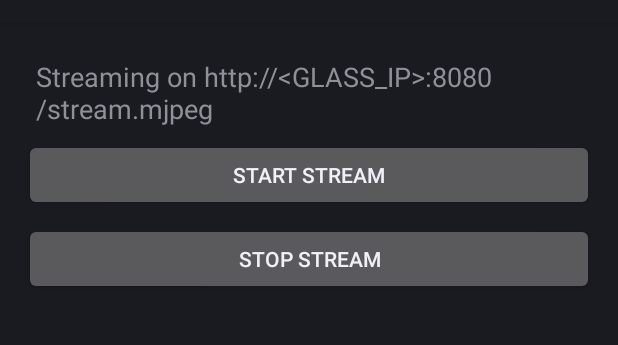
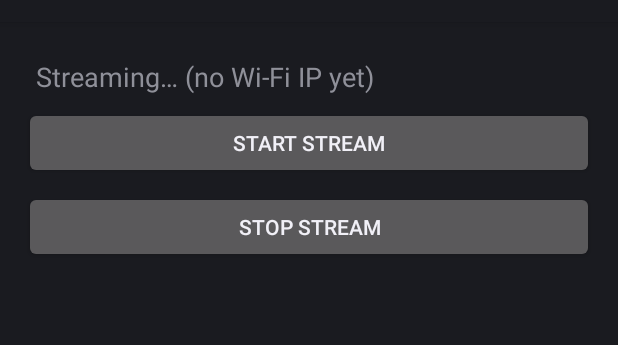
Before and after one commit to Srikanth1511/Glass-Stream, an Android app: the screen it shows after launch (MainActivity), after a tap on "START STREAM", on a phone screen of 412 x 824 dp, the part 62-407 px from its top. Run offline under Robolectric (Android 15) with nearby library versions, the phone set to English and light mode, and no system bars.

Commit message:
- README: add MediaPipe viewer CLI examples and adb logcat debugging section - MainActivity: autodetect Wi-Fi IPv4 and display full stream URL

```diff
--- a/android-glass-streamer/app/src/main/java/com/srikanth/glassstream/MainActivity.java
+++ b/android-glass-streamer/app/src/main/java/com/srikanth/glassstream/MainActivity.java
@@ -1,34 +1,105 @@
 package com.srikanth.glassstream;
 
 import android.app.Activity;
+import android.content.Context;
 import android.content.Intent;
+import android.net.wifi.WifiInfo;
+import android.net.wifi.WifiManager;
 import android.os.Bundle;
 import android.view.View;
 import android.widget.Button;
 import android.widget.TextView;
+import android.widget.Toast;
+import java.util.Locale;
 
 import com.srikanth.glassstream.svc.StreamService;
 
+import java.net.Inet4Address;
+import java.net.InetAddress;
+import java.net.NetworkInterface;
+import java.util.Enumeration;
+
 public class MainActivity extends Activity {
     private TextView info;
+
     @Override
     protected void onCreate(Bundle savedInstanceState) {
         super.onCreate(savedInstanceState);
         setContentView(R.layout.activity_main);
+
         info  = (TextView) findViewById(R.id.info);
         Button start = (Button) findViewById(R.id.btnStart);
         Button stop  = (Button) findViewById(R.id.btnStop);
+
+        // Show current IP on launch
+        updateInfoWithIp(false);
+
         start.setOnClickListener(new View.OnClickListener() {
             @Override public void onClick(View v) {
                 startService(new Intent(MainActivity.this, StreamService.class));
-                info.setText("Streaming on http://<GLASS_IP>:8080/stream.mjpeg");
+                updateInfoWithIp(true);
             }
         });
+
         stop.setOnClickListener(new View.OnClickListener() {
             @Override public void onClick(View v) {
                 stopService(new Intent(MainActivity.this, StreamService.class));
-                info.setText("Stopped");
+                info.setText(getString(R.string.stopped));
             }
         });
     }
+
+    private void updateInfoWithIp(boolean streaming) {
+        String ip = getDeviceIpv4();
+        if (ip == null || "0.0.0.0".equals(ip)) {
+            info.setText(streaming
+                    ? getString(R.string.no_wifi_streaming)
+                    : getString(R.string.no_wifi_ready));
+            return;
+        }
+        String url = "http://" + ip + ":8080/stream.mjpeg";
+        info.setText(streaming
+                ? getString(R.string.streaming_on, url)
+                : getString(R.string.ready_url, url));
+    }
+
+
+    /** Try WifiManager first; fallback to enumerating interfaces (API 19-safe). */
+    private String getDeviceIpv4() {
+        // WifiManager path (fast)
+        try {
+            WifiManager wm = (WifiManager) getApplicationContext().getSystemService(Context.WIFI_SERVICE);
+            if (wm != null) {
+                WifiInfo wi = wm.getConnectionInfo();
+                if (wi != null) {
+                    int ip = wi.getIpAddress(); // little-endian int
+                    if (ip != 0) {
+                        return String.format(Locale.US, "%d.%d.%d.%d",
+                                (ip & 0xff),
+                                (ip >> 8) & 0xff,
+                                (ip >> 16) & 0xff,
+                                (ip >> 24) & 0xff);
+
+                    }
+                }
+            }
+        } catch (Exception ignored) {}
+
+        // Fallback: iterate interfaces (e.g., "wlan0") and return first non-loopback IPv4
+        try {
+            for (Enumeration<NetworkInterface> en = NetworkInterface.getNetworkInterfaces();
+                 en.hasMoreElements();) {
+                NetworkInterface intf = en.nextElement();
+                for (Enumeration<InetAddress> addrs = intf.getInetAddresses();
+                     addrs.hasMoreElements();) {
+                    InetAddress addr = addrs.nextElement();
+                    if (!addr.isLoopbackAddress() && addr instanceof Inet4Address) {
+                        return addr.getHostAddress();
+                    }
+                }
+            }
+        } catch (Exception ignored) {}
+
+        return "0.0.0.0";
+    }
 }
--- a/android-glass-streamer/app/src/main/res/values/strings.xml
+++ b/android-glass-streamer/app/src/main/res/values/strings.xml
@@ -1,4 +1,9 @@
 <?xml version="1.0" encoding="utf-8"?>
 <resources>
     <string name="app_name">GlassStream</string>
+    <string name="ready_url">Ready. Stream URL: %1$s</string>
+    <string name="streaming_on">Streaming on %1$s</string>
+    <string name="stopped">Stopped</string>
+    <string name="no_wifi_ready">Not streaming (no Wi-Fi IP)</string>
+    <string name="no_wifi_streaming">Streaming… (no Wi-Fi IP yet)</string>
 </resources>
```
Also changed, not shown: 1 other file.
